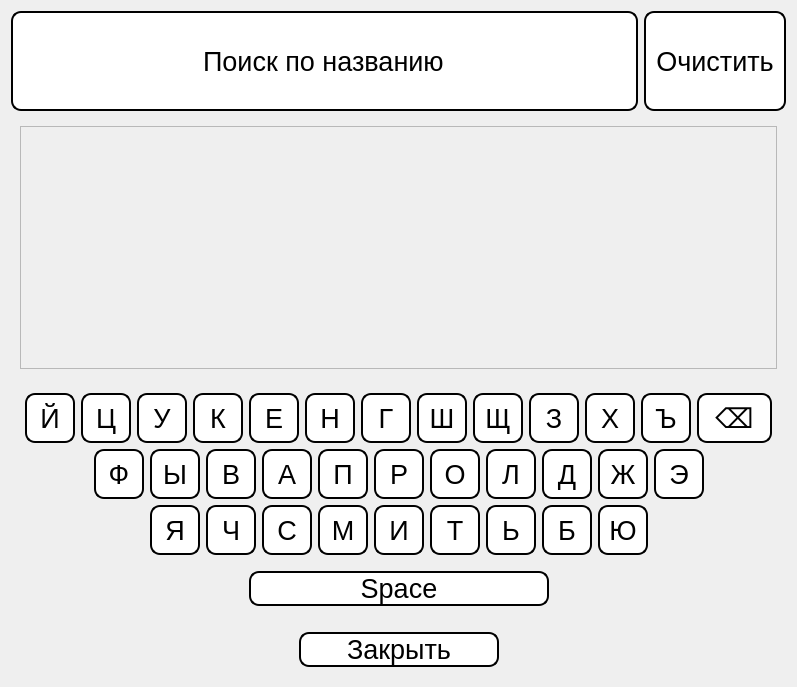
Above: frontend/view/qt_ui/new/search_by_name_widget.ui from Andrew-up/SmartScaleForMarket before the change. Below: the same form after it.
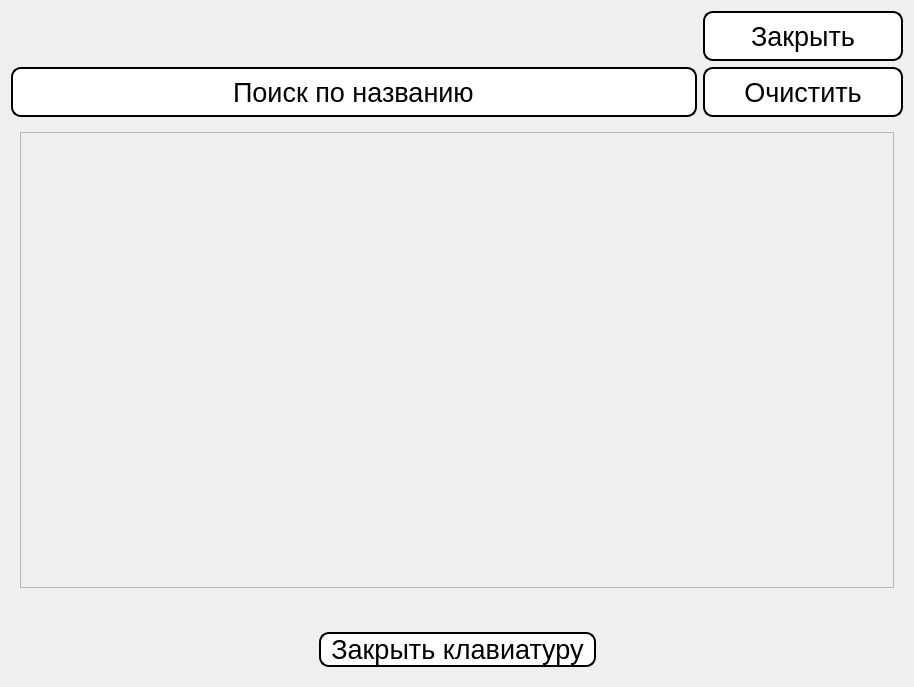
That is the form after the change.

The edit to the form file:
```diff
--- a/frontend/view/qt_ui/new/search_by_name_widget.ui
+++ b/frontend/view/qt_ui/new/search_by_name_widget.ui
@@ -6,7 +6,7 @@
    <rect>
     <x>0</x>
     <y>0</y>
-    <width>797</width>
+    <width>914</width>
     <height>687</height>
    </rect>
   </property>
@@ -18,19 +18,85 @@
   </property>
   <layout class="QVBoxLayout" name="verticalLayout_3">
    <item>
-    <layout class="QHBoxLayout" name="horizontalLayout_6">
+    <layout class="QGridLayout" name="gridLayout_3">
      <property name="leftMargin">
       <number>0</number>
      </property>
      <property name="topMargin">
       <number>0</number>
      </property>
-     <item>
+     <item row="1" column="2">
+      <widget class="QPushButton" name="button_line_edit_clear">
+       <property name="minimumSize">
+        <size>
+         <width>0</width>
+         <height>50</height>
+        </size>
+       </property>
+       <property name="styleSheet">
+        <string notr="true">QPushButton {
+   background-color: white;
+   color: black;
+   border: 2px solid black ; /* Black */
+	text-align: center;
+   border-radius:  10px;
+	font-size: 20pt;
+	padding-left: 10px;
+	padding-right: 10px;
+}
+
+QPushButton:hover{
+	background-color: rgb(225, 225, 225);
+}
+QPushButton:pressed{
+	background-color: rgb(195, 195, 195);
+}
+</string>
+       </property>
+       <property name="text">
+        <string>Очистить</string>
+       </property>
+      </widget>
+     </item>
+     <item row="0" column="2">
+      <widget class="QPushButton" name="go_main_menu_button">
+       <property name="minimumSize">
+        <size>
+         <width>200</width>
+         <height>50</height>
+        </size>
+       </property>
+       <property name="styleSheet">
+        <string notr="true">QPushButton {
+   background-color: white;
+   color: black;
+   border: 2px solid black ; /* Black */
+	text-align: center;
+   border-radius:  10px;
+	font-size: 20pt;
+	padding-left: 10px;
+	padding-right: 10px;
+}
+
+QPushButton:hover{
+	background-color: rgb(225, 225, 225);
+}
+QPushButton:pressed{
+	background-color: rgb(195, 195, 195);
+}
+</string>
+       </property>
+       <property name="text">
+        <string>Закрыть</string>
+       </property>
+      </widget>
+     </item>
+     <item row="1" column="0">
       <widget class="QLineEdit" name="lineEdit">
        <property name="minimumSize">
         <size>
          <width>0</width>
-         <height>100</height>
+         <height>50</height>
         </size>
        </property>
        <property name="layoutDirection">
@@ -60,39 +126,6 @@
        </property>
       </widget>
      </item>
-     <item>
-      <widget class="QPushButton" name="button_line_edit_clear">
-       <property name="minimumSize">
-        <size>
-         <width>0</width>
-         <height>100</height>
-        </size>
-       </property>
-       <property name="styleSheet">
-        <string notr="true">QPushButton {
-   background-color: white;
-   color: black;
-   border: 2px solid black ; /* Black */
-	text-align: center;
-   border-radius:  10px;
-	font-size: 20pt;
-	padding-left: 10px;
-	padding-right: 10px;
-}
-
-QPushButton:hover{
-	background-color: rgb(225, 225, 225);
-}
-QPushButton:pressed{
-	background-color: rgb(195, 195, 195);
-}
-</string>
-       </property>
-       <property name="text">
-        <string>Очистить</string>
-       </property>
-      </widget>
-     </item>
     </layout>
    </item>
    <item>
@@ -108,8 +141,8 @@
           <rect>
            <x>0</x>
            <y>0</y>
-           <width>759</width>
-           <height>226</height>
+           <width>876</width>
+           <height>443</height>
           </rect>
          </property>
          <layout class="QGridLayout" name="gridLayout">
@@ -156,790 +189,10 @@
      </property>
      <layout class="QVBoxLayout" name="verticalLayout">
       <item>
-       <layout class="QHBoxLayout" name="horizontalLayout_2">
-        <item>
-         <spacer name="horizontalSpacer_5">
-          <property name="orientation">
-           <enum>Qt::Horizontal</enum>
-          </property>
-          <property name="sizeHint" stdset="0">
-           <size>
-            <width>40</width>
-            <height>20</height>
-           </size>
-          </property>
-         </spacer>
-        </item>
-        <item>
-         <widget class="QPushButton" name="key_Q">
-          <property name="minimumSize">
-           <size>
-            <width>50</width>
-            <height>50</height>
-           </size>
-          </property>
-          <property name="maximumSize">
-           <size>
-            <width>50</width>
-            <height>50</height>
-           </size>
-          </property>
-          <property name="text">
-           <string>Й</string>
-          </property>
-         </widget>
-        </item>
-        <item>
-         <widget class="QPushButton" name="key_W">
-          <property name="minimumSize">
-           <size>
-            <width>50</width>
-            <height>50</height>
-           </size>
-          </property>
-          <property name="maximumSize">
-           <size>
-            <width>50</width>
-            <height>50</height>
-           </size>
-          </property>
-          <property name="text">
-           <string>Ц</string>
-          </property>
-         </widget>
-        </item>
-        <item>
-         <widget class="QPushButton" name="key_E">
-          <property name="minimumSize">
-           <size>
-            <width>50</width>
-            <height>50</height>
-           </size>
-          </property>
-          <property name="maximumSize">
-           <size>
-            <width>50</width>
-            <height>50</height>
-           </size>
-          </property>
-          <property name="text">
-           <string>У</string>
-          </property>
-         </widget>
-        </item>
-        <item>
-         <widget class="QPushButton" name="key_R">
-          <property name="minimumSize">
-           <size>
-            <width>50</width>
-            <height>50</height>
-           </size>
-          </property>
-          <property name="maximumSize">
-           <size>
-            <width>50</width>
-            <height>50</height>
-           </size>
-          </property>
-          <property name="text">
-           <string>К</string>
-          </property>
-         </widget>
-        </item>
-        <item>
-         <widget class="QPushButton" name="key_T">
-          <property name="minimumSize">
-           <size>
-            <width>50</width>
-            <height>50</height>
-           </size>
-          </property>
-          <property name="maximumSize">
-           <size>
-            <width>50</width>
-            <height>50</height>
-           </size>
-          </property>
-          <property name="text">
-           <string>Е</string>
-          </property>
-         </widget>
-        </item>
-        <item>
-         <widget class="QPushButton" name="key_Y">
-          <property name="minimumSize">
-           <size>
-            <width>50</width>
-            <height>50</height>
-           </size>
-          </property>
-          <property name="maximumSize">
-           <size>
-            <width>50</width>
-            <height>50</height>
-           </size>
-          </property>
-          <property name="text">
-           <string>Н</string>
-          </property>
-         </widget>
-        </item>
-        <item>
-         <widget class="QPushButton" name="key_U">
-          <property name="minimumSize">
-           <size>
-            <width>50</width>
-            <height>50</height>
-           </size>
-          </property>
-          <property name="maximumSize">
-           <size>
-            <width>50</width>
-            <height>50</height>
-           </size>
-          </property>
-          <property name="text">
-           <string>Г</string>
-          </property>
-         </widget>
-        </item>
-        <item>
-         <widget class="QPushButton" name="key_I">
-          <property name="minimumSize">
-           <size>
-            <width>50</width>
-            <height>50</height>
-           </size>
-          </property>
-          <property name="maximumSize">
-           <size>
-            <width>50</width>
-            <height>50</height>
-           </size>
-          </property>
-          <property name="text">
-           <string>Ш</string>
-          </property>
-         </widget>
-        </item>
-        <item>
-         <widget class="QPushButton" name="key_O">
-          <property name="minimumSize">
-           <size>
-            <width>50</width>
-            <height>50</height>
-           </size>
-          </property>
-          <property name="maximumSize">
-           <size>
-            <width>50</width>
-            <height>50</height>
-           </size>
-          </property>
-          <property name="text">
-           <string>Щ</string>
-          </property>
-         </widget>
-        </item>
-        <item>
-         <widget class="QPushButton" name="key_P">
-          <property name="minimumSize">
-           <size>
-            <width>50</width>
-            <height>50</height>
-           </size>
-          </property>
-          <property name="maximumSize">
-           <size>
-            <width>50</width>
-            <height>50</height>
-           </size>
-          </property>
-          <property name="text">
-           <string>З</string>
-          </property>
-         </widget>
-        </item>
-        <item>
-         <widget class="QPushButton" name="key_bracket_left">
-          <property name="minimumSize">
-           <size>
-            <width>50</width>
-            <height>50</height>
-           </size>
-          </property>
-          <property name="maximumSize">
-           <size>
-            <width>50</width>
-            <height>50</height>
-           </size>
-          </property>
-          <property name="text">
-           <string>Х</string>
-          </property>
-         </widget>
-        </item>
-        <item>
-         <widget class="QPushButton" name="key_bracket_rigth">
-          <property name="minimumSize">
-           <size>
-            <width>50</width>
-            <height>50</height>
-           </size>
-          </property>
-          <property name="maximumSize">
-           <size>
-            <width>50</width>
-            <height>50</height>
-           </size>
-          </property>
-          <property name="text">
-           <string>Ъ</string>
-          </property>
-         </widget>
-        </item>
-        <item>
-         <widget class="QPushButton" name="key_backspace">
-          <property name="minimumSize">
-           <size>
-            <width>75</width>
-            <height>50</height>
-           </size>
-          </property>
-          <property name="maximumSize">
-           <size>
-            <width>50</width>
-            <height>50</height>
-           </size>
-          </property>
-          <property name="text">
-           <string>⌫</string>
-          </property>
-         </widget>
-        </item>
-        <item>
-         <spacer name="horizontalSpacer_6">
-          <property name="orientation">
-           <enum>Qt::Horizontal</enum>
-          </property>
-          <property name="sizeHint" stdset="0">
-           <size>
-            <width>40</width>
-            <height>20</height>
-           </size>
-          </property>
-         </spacer>
-        </item>
-       </layout>
-      </item>
-      <item>
-       <layout class="QHBoxLayout" name="horizontalLayout_4">
-        <property name="sizeConstraint">
-         <enum>QLayout::SetDefaultConstraint</enum>
-        </property>
-        <property name="leftMargin">
-         <number>0</number>
-        </property>
-        <property name="rightMargin">
-         <number>0</number>
-        </property>
-        <item>
-         <spacer name="horizontalSpacer">
-          <property name="orientation">
-           <enum>Qt::Horizontal</enum>
-          </property>
-          <property name="sizeHint" stdset="0">
-           <size>
-            <width>40</width>
-            <height>20</height>
-           </size>
-          </property>
-         </spacer>
-        </item>
-        <item>
-         <widget class="QPushButton" name="key_A">
-          <property name="minimumSize">
-           <size>
-            <width>50</width>
-            <height>50</height>
-           </size>
-          </property>
-          <property name="maximumSize">
-           <size>
-            <width>50</width>
-            <height>50</height>
-           </size>
-          </property>
-          <property name="text">
-           <string>Ф</string>
-          </property>
-         </widget>
-        </item>
-        <item>
-         <widget class="QPushButton" name="key_S">
-          <property name="minimumSize">
-           <size>
-            <width>50</width>
-            <height>50</height>
-           </size>
-          </property>
-          <property name="maximumSize">
-           <size>
-            <width>50</width>
-            <height>50</height>
-           </size>
-          </property>
-          <property name="text">
-           <string>Ы</string>
-          </property>
-         </widget>
-        </item>
-        <item>
-         <widget class="QPushButton" name="key_D">
-          <property name="minimumSize">
-           <size>
-            <width>50</width>
-            <height>50</height>
-           </size>
-          </property>
-          <property name="maximumSize">
-           <size>
-            <width>50</width>
-            <height>50</height>
-           </size>
-          </property>
-          <property name="text">
-           <string>В</string>
-          </property>
-         </widget>
-        </item>
-        <item>
-         <widget class="QPushButton" name="key_F">
-          <property name="minimumSize">
-           <size>
-            <width>50</width>
-            <height>50</height>
-           </size>
-          </property>
-          <property name="maximumSize">
-           <size>
-            <width>50</width>
-            <height>50</height>
-           </size>
-          </property>
-          <property name="text">
-           <string>А</string>
-          </property>
-         </widget>
-        </item>
-        <item>
-         <widget class="QPushButton" name="key_G">
-          <property name="minimumSize">
-           <size>
-            <width>50</width>
-            <height>50</height>
-           </size>
-          </property>
-          <property name="maximumSize">
-           <size>
-            <width>50</width>
-            <height>50</height>
-           </size>
-          </property>
-          <property name="text">
-           <string>П</string>
-          </property>
-         </widget>
-        </item>
-        <item>
-         <widget class="QPushButton" name="key_H">
-          <property name="minimumSize">
-           <size>
-            <width>50</width>
-            <height>50</height>
-           </size>
-          </property>
-          <property name="maximumSize">
-           <size>
-            <width>50</width>
-            <height>50</height>
-           </size>
-          </property>
-          <property name="text">
-           <string>Р</string>
-          </property>
-         </widget>
-        </item>
-        <item>
-         <widget class="QPushButton" name="key_J">
-          <property name="minimumSize">
-           <size>
-            <width>50</width>
-            <height>50</height>
-           </size>
-          </property>
-          <property name="maximumSize">
-           <size>
-            <width>50</width>
-            <height>50</height>
-           </size>
-          </property>
-          <property name="text">
-           <string>О</string>
-          </property>
-         </widget>
-        </item>
-        <item>
-         <widget class="QPushButton" name="key_K">
-          <property name="minimumSize">
-           <size>
-            <width>50</width>
-            <height>50</height>
-           </size>
-          </property>
-          <property name="maximumSize">
-           <size>
-            <width>50</width>
-            <height>50</height>
-           </size>
-          </property>
-          <property name="text">
-           <string>Л</string>
-          </property>
-         </widget>
-        </item>
-        <item>
-         <widget class="QPushButton" name="key_L">
-          <property name="minimumSize">
-           <size>
-            <width>50</width>
-            <height>50</height>
-           </size>
-          </property>
-          <property name="maximumSize">
-           <size>
-            <width>50</width>
-            <height>50</height>
-           </size>
-          </property>
-          <property name="text">
-           <string>Д</string>
-          </property>
-         </widget>
-        </item>
-        <item>
-         <widget class="QPushButton" name="Key_Colon">
-          <property name="minimumSize">
-           <size>
-            <width>50</width>
-            <height>50</height>
-           </size>
-          </property>
-          <property name="maximumSize">
-           <size>
-            <width>50</width>
-            <height>50</height>
-           </size>
-          </property>
-          <property name="text">
-           <string>Ж</string>
-          </property>
-         </widget>
-        </item>
-        <item>
-         <widget class="QPushButton" name="Key_Quotes">
-          <property name="minimumSize">
-           <size>
-            <width>50</width>
-            <height>50</height>
-           </size>
-          </property>
-          <property name="maximumSize">
-           <size>
-            <width>50</width>
-            <height>50</height>
-           </size>
-          </property>
-          <property name="text">
-           <string>Э</string>
-          </property>
-         </widget>
-        </item>
-        <item>
-         <spacer name="horizontalSpacer_2">
-          <property name="orientation">
-           <enum>Qt::Horizontal</enum>
-          </property>
-          <property name="sizeHint" stdset="0">
-           <size>
-            <width>40</width>
-            <height>20</height>
-           </size>
-          </property>
-         </spacer>
-        </item>
-       </layout>
-      </item>
-      <item>
-       <layout class="QHBoxLayout" name="horizontalLayout_3" stretch="0,0,0,0,0,0,0,0,0,0,0">
-        <property name="leftMargin">
-         <number>0</number>
-        </property>
-        <property name="rightMargin">
-         <number>0</number>
-        </property>
-        <item>
-         <spacer name="horizontalSpacer_4">
-          <property name="orientation">
-           <enum>Qt::Horizontal</enum>
-          </property>
-          <property name="sizeHint" stdset="0">
-           <size>
-            <width>40</width>
-            <height>20</height>
-           </size>
-          </property>
-         </spacer>
-        </item>
-        <item>
-         <widget class="QPushButton" name="Key_Z">
-          <property name="minimumSize">
-           <size>
-            <width>50</width>
-            <height>50</height>
-           </size>
-          </property>
-          <property name="maximumSize">
-           <size>
-            <width>50</width>
-            <height>50</height>
-           </size>
-          </property>
-          <property name="text">
-           <string>Я</string>
-          </property>
-         </widget>
-        </item>
-        <item>
-         <widget class="QPushButton" name="Key_X">
-          <property name="minimumSize">
-           <size>
-            <width>50</width>
-            <height>50</height>
-           </size>
-          </property>
-          <property name="maximumSize">
-           <size>
-            <width>50</width>
-            <height>50</height>
-           </size>
-          </property>
-          <property name="text">
-           <string>Ч</string>
-          </property>
-         </widget>
-        </item>
-        <item>
-         <widget class="QPushButton" name="Key_C">
-          <property name="minimumSize">
-           <size>
-            <width>50</width>
-            <height>50</height>
-           </size>
-          </property>
-          <property name="maximumSize">
-           <size>
-            <width>50</width>
-            <height>50</height>
-           </size>
-          </property>
-          <property name="text">
-           <string>С</string>
-          </property>
-         </widget>
-        </item>
-        <item>
-         <widget class="QPushButton" name="Key_V">
-          <property name="minimumSize">
-           <size>
-            <width>50</width>
-            <height>50</height>
-           </size>
-          </property>
-          <property name="maximumSize">
-           <size>
-            <width>50</width>
-            <height>50</height>
-           </size>
-          </property>
-          <property name="text">
-           <string>М</string>
-          </property>
-         </widget>
-        </item>
-        <item>
-         <widget class="QPushButton" name="Key_B">
-          <property name="minimumSize">
-           <size>
-            <width>50</width>
-            <height>50</height>
-           </size>
-          </property>
-          <property name="maximumSize">
-           <size>
-            <width>50</width>
-            <height>50</height>
-           </size>
-          </property>
-          <property name="text">
-           <string>И</string>
-          </property>
-         </widget>
-        </item>
-        <item>
-         <widget class="QPushButton" name="Key_N">
-          <property name="minimumSize">
-           <size>
-            <width>50</width>
-            <height>50</height>
-           </size>
-          </property>
-          <property name="maximumSize">
-           <size>
-            <width>50</width>
-            <height>50</height>
-           </size>
-          </property>
-          <property name="text">
-           <string>Т</string>
-          </property>
-         </widget>
-        </item>
-        <item>
-         <widget class="QPushButton" name="Key_M">
-          <property name="minimumSize">
-           <size>
-            <width>50</width>
-            <height>50</height>
-           </size>
-          </property>
-          <property name="maximumSize">
-           <size>
-            <width>50</width>
-            <height>50</height>
-           </size>
-          </property>
-          <property name="text">
-           <string>Ь</string>
-          </property>
-         </widget>
-        </item>
-        <item>
-         <widget class="QPushButton" name="Key_Comma">
-          <property name="minimumSize">
-           <size>
-            <width>50</width>
-            <height>50</height>
-           </size>
-          </property>
-          <property name="maximumSize">
-           <size>
-            <width>50</width>
-            <height>50</height>
-           </size>
-          </property>
-          <property name="text">
-           <string>Б</string>
-          </property>
-         </widget>
-        </item>
-        <item>
-         <widget class="QPushButton" name="Key_Dot">
-          <property name="minimumSize">
-           <size>
-            <width>50</width>
-            <height>50</height>
-           </size>
-          </property>
-          <property name="maximumSize">
-           <size>
-            <width>50</width>
-            <height>50</height>
-           </size>
-          </property>
-          <property name="text">
-           <string>Ю</string>
-          </property>
-         </widget>
-        </item>
-        <item>
-         <spacer name="horizontalSpacer_3">
-          <property name="orientation">
-           <enum>Qt::Horizontal</enum>
-          </property>
-          <property name="sizeHint" stdset="0">
-           <size>
-            <width>40</width>
-            <height>20</height>
-           </size>
-          </property>
-         </spacer>
-        </item>
-       </layout>
-      </item>
-      <item>
-       <layout class="QHBoxLayout" name="horizontalLayout_5">
+       <layout class="QVBoxLayout" name="layout_for_keyboard_widget">
         <property name="topMargin">
          <number>10</number>
         </property>
-        <property name="bottomMargin">
-         <number>10</number>
-        </property>
-        <item>
-         <spacer name="horizontalSpacer_7">
-          <property name="orientation">
-           <enum>Qt::Horizontal</enum>
-          </property>
-          <property name="sizeHint" stdset="0">
-           <size>
-            <width>40</width>
-            <height>20</height>
-           </size>
-          </property>
-         </spacer>
-        </item>
-        <item>
-         <widget class="QPushButton" name="Key_Space">
-          <property name="minimumSize">
-           <size>
-            <width>300</width>
-            <height>0</height>
-           </size>
-          </property>
-          <property name="maximumSize">
-           <size>
-            <width>800</width>
-            <height>16777215</height>
-           </size>
-          </property>
-          <property name="text">
-           <string>Space</string>
-          </property>
-         </widget>
-        </item>
-        <item>
-         <spacer name="horizontalSpacer_8">
-          <property name="orientation">
-           <enum>Qt::Horizontal</enum>
-          </property>
-          <property name="sizeHint" stdset="0">
-           <size>
-            <width>40</width>
-            <height>20</height>
-           </size>
-          </property>
-         </spacer>
-        </item>
        </layout>
       </item>
       <item>
@@ -964,15 +217,13 @@
          </spacer>
         </item>
         <item>
-         <widget class="QPushButton" name="go_main_menu_button">
-          <property name="minimumSize">
-           <size>
-            <width>200</width>
-            <height>0</height>
-           </size>
+         <widget class="QPushButton" name="open_close_keyboad_button">
+          <property name="styleSheet">
+           <string notr="true">	padding-left: 10px;
+	padding-right: 10px;</string>
           </property>
           <property name="text">
-           <string>Закрыть</string>
+           <string>Закрыть клавиатуру</string>
           </property>
          </widget>
         </item>
```
Left out of the diff: 2 changed lines with no effect on the pictures.
